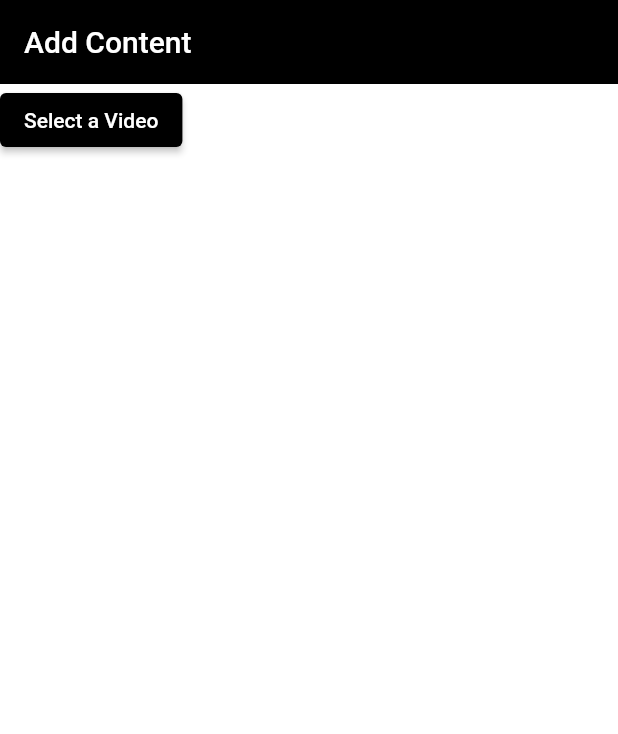
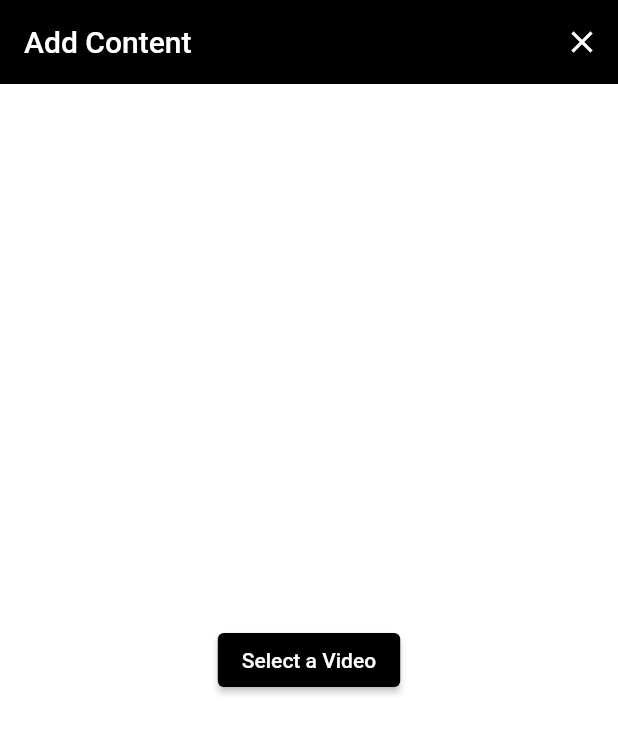
Before and after one commit to Adelzm/socialApp-CleanArch-Flutter, a Flutter app: the screen it shows after launch, item 3 of the bottom bar chosen, after a tap on "Select a Video", on a phone screen of 412 x 824 dp. Shown: the top 734 px of the screen. Run offline on Flutter 3.47's test engine with Material 2 defaults, Android fonts, the phone set to English and light mode, and no system bars; our stand-ins replace bloc, equatable, flutter_bloc, formz, go_router, hive and 3 more; accounts and stored records are empty.

Commit message:
- update add contect screen

```diff
--- a/lib/src/features/content/presentation/views/add_content_screen.dart
+++ b/lib/src/features/content/presentation/views/add_content_screen.dart
@@ -1,9 +1,13 @@
 import 'dart:io';
 
 import 'package:flutter/material.dart';
+import 'package:flutter_bloc/flutter_bloc.dart';
 import 'package:image_picker/image_picker.dart';
+import 'package:path/path.dart' as p;
 import 'package:path_provider/path_provider.dart';
-import 'package:path/path.dart';
+import 'package:social_media_clean_archi/src/shared/presentation/widgets/widgets.dart';
+
+import '../blocs/add_content/add_content_cubit.dart';
 
 class AddContentScreen extends StatelessWidget {
   const AddContentScreen({super.key});
@@ -14,13 +18,31 @@ class AddContentScreen extends StatelessWidget {
       appBar: AppBar(
         title: const Text('Add Content'),
         backgroundColor: Colors.black,
+        actions: [
+          IconButton(
+            onPressed: () {
+              context.read<AddContentCubit>().reset();
+            },
+            icon: const Icon(Icons.clear),
+          ),
+        ],
       ),
       backgroundColor: Colors.white,
-      body: Column(
-        children: [
-          ElevatedButton(
-            onPressed: () async {
-              _handleVideo();
+      body: BlocConsumer<AddContentCubit, AddContentState>(
+        buildWhen: (previous, current) => previous.video != current.video,
+        listener: (context, state) {
+          // TODO: implement listener
+        },
+        builder: (context, state) {
+          if (state.video == null) {
+            return Center(
+              child: ElevatedButton(
+                onPressed: () {
+                  _handleVideo().then((video) {
+                    if (video != null) {
+                      context.read<AddContentCubit>().videoChanged(video);
+                    }
+                  });
                 },
                 style: ElevatedButton.styleFrom(backgroundColor: Colors.black),
                 child: Text(
@@ -31,12 +53,16 @@ class AddContentScreen extends StatelessWidget {
                       .copyWith(fontWeight: FontWeight.w500),
                 ),
               ),
-        ],
+            );
+          } else {
+            return CustomVideoPlayController(assetPath: state.video!.path);
+          }
+        },
       ),
     );
   }
 
-  Future<void> _handleVideo() async {
+  Future<File?> _handleVideo() async {
     XFile? uploadVideo =
         await ImagePicker().pickVideo(source: ImageSource.gallery);
 
@@ -45,10 +71,10 @@ class AddContentScreen extends StatelessWidget {
     }
 
     final directory = await getApplicationDocumentsDirectory();
-    final fileName = basename(uploadVideo.path);
+    final fileName = p.basename(uploadVideo.path);
     final savedVideo =
         await File(uploadVideo.path).copy('${directory.path}/$fileName');
 
-    print(savedVideo);
+    return savedVideo;
   }
 }
--- a/lib/src/shared/presentation/widgets/custom_video_player.dart
+++ b/lib/src/shared/presentation/widgets/custom_video_player.dart
@@ -1,6 +1,7 @@
 import 'package:flutter/material.dart';
 import 'package:social_media_clean_archi/src/shared/presentation/widgets/custom_gradient_overlay.dart';
 import 'package:video_player/video_player.dart';
+import 'dart:io';
 
 class CustomVideoPlayController extends StatefulWidget {
   final String assetPath;
@@ -24,7 +25,12 @@ class _CustomVideoPlayControllerState extends State<CustomVideoPlayController> {
 
   @override
   void initState() {
-    _videoPlayerController = VideoPlayerController.asset(widget.assetPath);
+    if (widget.assetPath.startsWith('assets')) {
+      _videoPlayerController = VideoPlayerController.asset(widget.assetPath);
+    } else {
+      _videoPlayerController =
+          VideoPlayerController.file(File(widget.assetPath));
+    }
     _videoPlayerController.initialize().then((_) => setState(() {}));
     _videoPlayerController.setLooping(true);
     _videoPlayerController.play();
```
Lines whose indentation alone changed are shown as unchanged.
